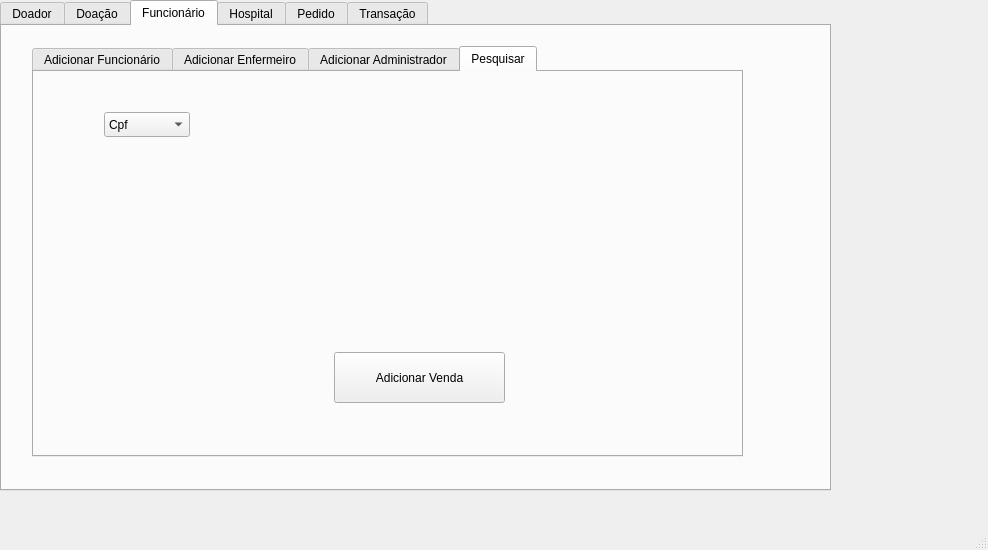
Before: the Qt Designer form main_window.ui in Gianlucca-Buzo/HemocentroBD, drawn with Qt 5.
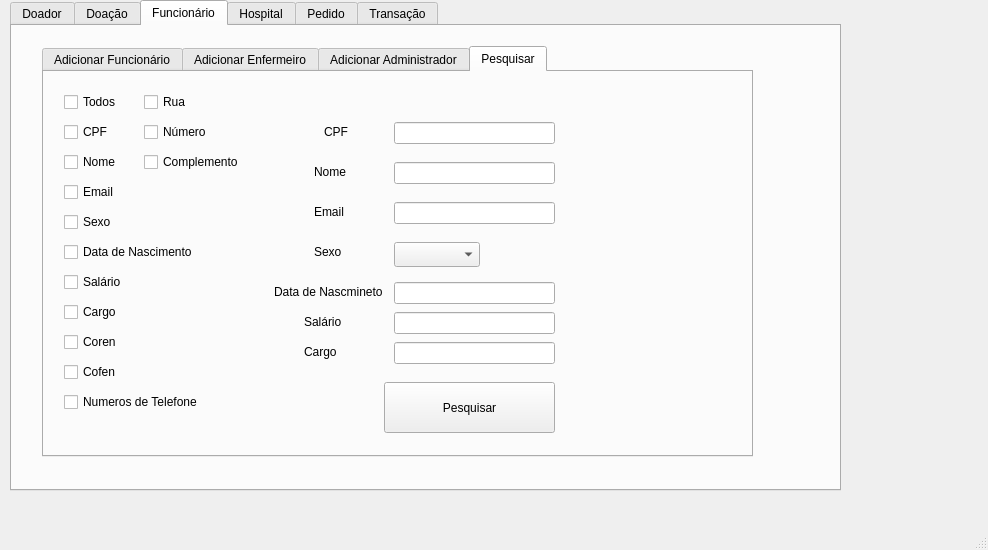
After: the same form once the commit is applied. The open tabs and pages were chosen to show the change.

What changed in the file:
```diff
--- a/main_window.ui
+++ b/main_window.ui
@@ -17,7 +17,7 @@
    <widget class="QTabWidget" name="main_tabs">
     <property name="geometry">
      <rect>
-      <x>0</x>
+      <x>10</x>
       <y>0</y>
       <width>831</width>
       <height>491</height>
@@ -2117,33 +2117,376 @@
        <attribute name="title">
         <string>Pesquisar</string>
        </attribute>
-       <widget class="QPushButton" name="tr_button_sale_4">
+       <widget class="QComboBox" name="pesquisa_box_sexo_funcionario">
         <property name="geometry">
          <rect>
-          <x>300</x>
-          <y>280</y>
-          <width>171</width>
-          <height>51</height>
-         </rect>
-        </property>
-        <property name="text">
-         <string>Adicionar Venda</string>
-        </property>
-       </widget>
-       <widget class="QComboBox" name="comboBox_9">
-        <property name="geometry">
-         <rect>
-          <x>70</x>
-          <y>40</y>
+          <x>350</x>
+          <y>170</y>
           <width>86</width>
           <height>25</height>
          </rect>
         </property>
         <item>
          <property name="text">
-          <string>Cpf</string>
+          <string/>
          </property>
         </item>
+        <item>
+         <property name="text">
+          <string>M</string>
+         </property>
+        </item>
+        <item>
+         <property name="text">
+          <string>F</string>
+         </property>
+        </item>
+       </widget>
+       <widget class="QLineEdit" name="pesquisa_email_funcionario">
+        <property name="geometry">
+         <rect>
+          <x>350</x>
+          <y>130</y>
+          <width>161</width>
+          <height>22</height>
+         </rect>
+        </property>
+       </widget>
+       <widget class="QCheckBox" name="checkbox_cargo_funcionario">
+        <property name="geometry">
+         <rect>
+          <x>20</x>
+          <y>230</y>
+          <width>151</width>
+          <height>20</height>
+         </rect>
+        </property>
+        <property name="text">
+         <string>Cargo</string>
+        </property>
+       </widget>
+       <widget class="QLabel" name="label_clients_name_39">
+        <property name="geometry">
+         <rect>
+          <x>230</x>
+          <y>210</y>
+          <width>121</width>
+          <height>20</height>
+         </rect>
+        </property>
+        <property name="text">
+         <string>Data de Nascmineto</string>
+        </property>
+       </widget>
+       <widget class="QLabel" name="label_clients_name_38">
+        <property name="geometry">
+         <rect>
+          <x>280</x>
+          <y>50</y>
+          <width>111</width>
+          <height>20</height>
+         </rect>
+        </property>
+        <property name="text">
+         <string>CPF</string>
+        </property>
+       </widget>
+       <widget class="QCheckBox" name="checkbox_salario_funcionario">
+        <property name="geometry">
+         <rect>
+          <x>20</x>
+          <y>200</y>
+          <width>121</width>
+          <height>20</height>
+         </rect>
+        </property>
+        <property name="text">
+         <string>Salário</string>
+        </property>
+       </widget>
+       <widget class="QLabel" name="label_clients_name_40">
+        <property name="geometry">
+         <rect>
+          <x>270</x>
+          <y>90</y>
+          <width>111</width>
+          <height>20</height>
+         </rect>
+        </property>
+        <property name="text">
+         <string>Nome</string>
+        </property>
+       </widget>
+       <widget class="QLineEdit" name="pesquisa_nome_funcionario">
+        <property name="geometry">
+         <rect>
+          <x>350</x>
+          <y>90</y>
+          <width>161</width>
+          <height>22</height>
+         </rect>
+        </property>
+       </widget>
+       <widget class="QLabel" name="label_clients_name_32">
+        <property name="geometry">
+         <rect>
+          <x>270</x>
+          <y>130</y>
+          <width>111</width>
+          <height>20</height>
+         </rect>
+        </property>
+        <property name="text">
+         <string>Email</string>
+        </property>
+       </widget>
+       <widget class="QCheckBox" name="checkbox_sexo_funcionario">
+        <property name="geometry">
+         <rect>
+          <x>20</x>
+          <y>140</y>
+          <width>81</width>
+          <height>20</height>
+         </rect>
+        </property>
+        <property name="text">
+         <string>Sexo</string>
+        </property>
+       </widget>
+       <widget class="QLabel" name="label_clients_name_37">
+        <property name="geometry">
+         <rect>
+          <x>270</x>
+          <y>170</y>
+          <width>111</width>
+          <height>20</height>
+         </rect>
+        </property>
+        <property name="text">
+         <string>Sexo</string>
+        </property>
+       </widget>
+       <widget class="QPushButton" name="botao_pesquisar_funcionario">
+        <property name="geometry">
+         <rect>
+          <x>340</x>
+          <y>310</y>
+          <width>171</width>
+          <height>51</height>
+         </rect>
+        </property>
+        <property name="text">
+         <string>Pesquisar</string>
+        </property>
+       </widget>
+       <widget class="QCheckBox" name="checkbox_cpf_funcionario">
+        <property name="geometry">
+         <rect>
+          <x>20</x>
+          <y>50</y>
+          <width>81</width>
+          <height>20</height>
+         </rect>
+        </property>
+        <property name="text">
+         <string>CPF</string>
+        </property>
+       </widget>
+       <widget class="QCheckBox" name="checkbox_email_funcionario">
+        <property name="geometry">
+         <rect>
+          <x>20</x>
+          <y>110</y>
+          <width>81</width>
+          <height>20</height>
+         </rect>
+        </property>
+        <property name="text">
+         <string>Email</string>
+        </property>
+       </widget>
+       <widget class="QCheckBox" name="checkbox_coren_funcionario">
+        <property name="geometry">
+         <rect>
+          <x>20</x>
+          <y>260</y>
+          <width>81</width>
+          <height>20</height>
+         </rect>
+        </property>
+        <property name="text">
+         <string>Coren</string>
+        </property>
+       </widget>
+       <widget class="QCheckBox" name="checkbox_cofen_funcionario">
+        <property name="geometry">
+         <rect>
+          <x>20</x>
+          <y>290</y>
+          <width>81</width>
+          <height>20</height>
+         </rect>
+        </property>
+        <property name="text">
+         <string>Cofen</string>
+        </property>
+       </widget>
+       <widget class="QCheckBox" name="checkbox_data_funcionario">
+        <property name="geometry">
+         <rect>
+          <x>20</x>
+          <y>170</y>
+          <width>141</width>
+          <height>20</height>
+         </rect>
+        </property>
+        <property name="text">
+         <string>Data de Nascimento</string>
+        </property>
+       </widget>
+       <widget class="QCheckBox" name="checkbox_telefone_funcionario">
+        <property name="geometry">
+         <rect>
+          <x>20</x>
+          <y>320</y>
+          <width>151</width>
+          <height>20</height>
+         </rect>
+        </property>
+        <property name="text">
+         <string>Numeros de Telefone</string>
+        </property>
+       </widget>
+       <widget class="QLineEdit" name="pesquisa_cpf_funcionario">
+        <property name="geometry">
+         <rect>
+          <x>350</x>
+          <y>50</y>
+          <width>161</width>
+          <height>22</height>
+         </rect>
+        </property>
+       </widget>
+       <widget class="QCheckBox" name="checkbox_nome_funcionario">
+        <property name="geometry">
+         <rect>
+          <x>20</x>
+          <y>80</y>
+          <width>81</width>
+          <height>20</height>
+         </rect>
+        </property>
+        <property name="text">
+         <string>Nome</string>
+        </property>
+       </widget>
+       <widget class="QLineEdit" name="pesquisa_data_funcionario">
+        <property name="geometry">
+         <rect>
+          <x>350</x>
+          <y>210</y>
+          <width>161</width>
+          <height>22</height>
+         </rect>
+        </property>
+       </widget>
+       <widget class="QCheckBox" name="checkbox_todos_funcionario">
+        <property name="geometry">
+         <rect>
+          <x>20</x>
+          <y>20</y>
+          <width>81</width>
+          <height>20</height>
+         </rect>
+        </property>
+        <property name="text">
+         <string>Todos</string>
+        </property>
+       </widget>
+       <widget class="QCheckBox" name="checkbox_numero_funcionario">
+        <property name="geometry">
+         <rect>
+          <x>100</x>
+          <y>50</y>
+          <width>81</width>
+          <height>20</height>
+         </rect>
+        </property>
+        <property name="text">
+         <string>Número</string>
+        </property>
+       </widget>
+       <widget class="QCheckBox" name="checkbox_complemento_funcionario">
+        <property name="geometry">
+         <rect>
+          <x>100</x>
+          <y>80</y>
+          <width>111</width>
+          <height>20</height>
+         </rect>
+        </property>
+        <property name="text">
+         <string>Complemento</string>
+        </property>
+       </widget>
+       <widget class="QCheckBox" name="checkbox_rua_funcionario">
+        <property name="geometry">
+         <rect>
+          <x>100</x>
+          <y>20</y>
+          <width>81</width>
+          <height>20</height>
+         </rect>
+        </property>
+        <property name="text">
+         <string>Rua</string>
+        </property>
+       </widget>
+       <widget class="QLabel" name="label_clients_name_41">
+        <property name="geometry">
+         <rect>
+          <x>260</x>
+          <y>240</y>
+          <width>51</width>
+          <height>20</height>
+         </rect>
+        </property>
+        <property name="text">
+         <string>Salário</string>
+        </property>
+       </widget>
+       <widget class="QLineEdit" name="pesquisa_salario_funcionario">
+        <property name="geometry">
+         <rect>
+          <x>350</x>
+          <y>240</y>
+          <width>161</width>
+          <height>22</height>
+         </rect>
+        </property>
+       </widget>
+       <widget class="QLabel" name="label_clients_name_42">
+        <property name="geometry">
+         <rect>
+          <x>260</x>
+          <y>270</y>
+          <width>51</width>
+          <height>20</height>
+         </rect>
+        </property>
+        <property name="text">
+         <string>Cargo</string>
+        </property>
+       </widget>
+       <widget class="QLineEdit" name="pesquisa_cargo_funcionario">
+        <property name="geometry">
+         <rect>
+          <x>350</x>
+          <y>270</y>
+          <width>161</width>
+          <height>22</height>
+         </rect>
+        </property>
        </widget>
       </widget>
      </widget>
```
Left out of the diff: 647 changed lines with no effect on the pictures.
